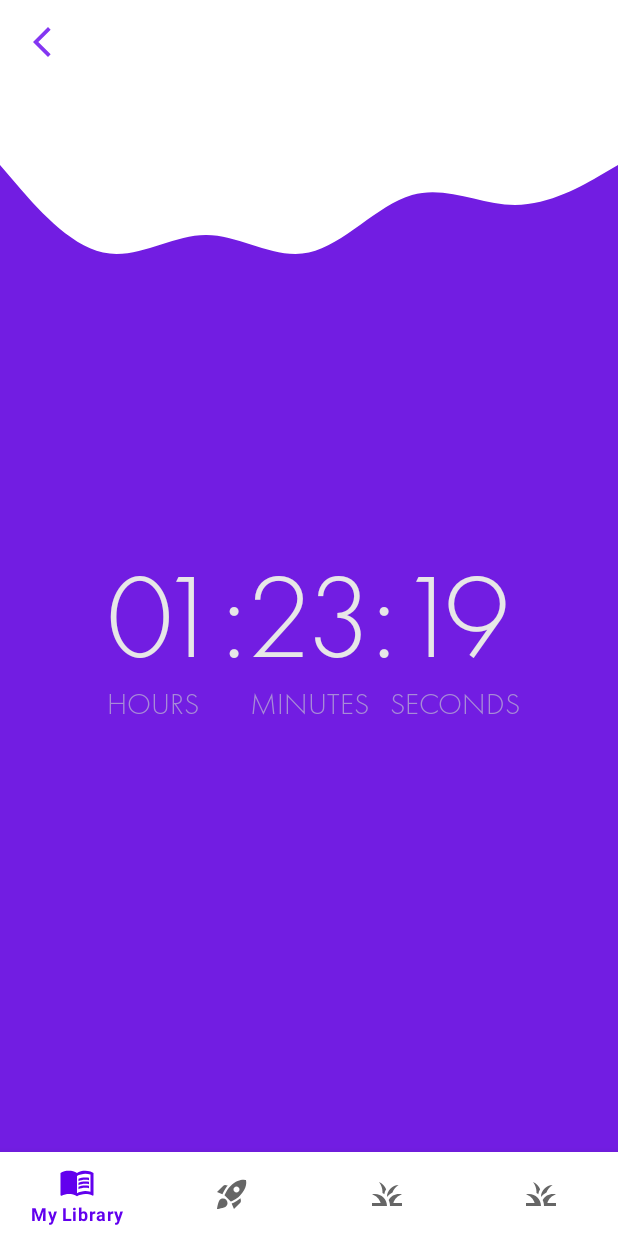
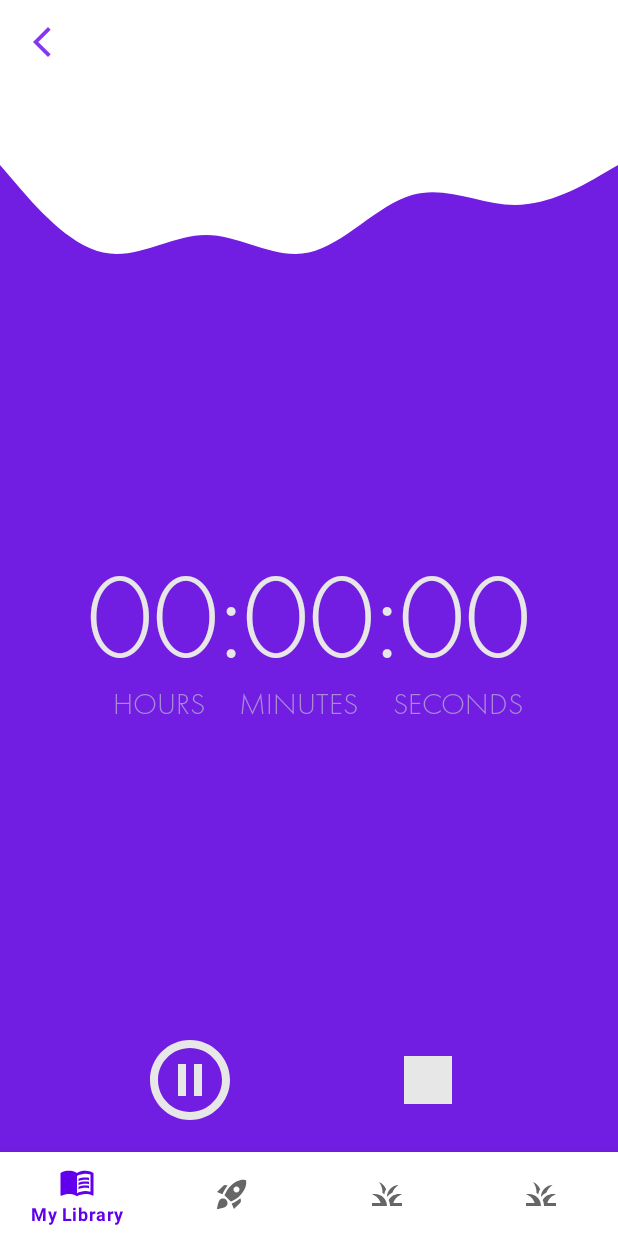
Before and after one commit to DGojka/ReadingStats, an Android app: the RealTimeSessionFragment screen opened through its navigation route, on a phone screen of 412 x 824 dp. Run offline under Robolectric (Android 15) with nearby library versions, the phone set to English and light mode, and no system bars; our stand-ins replace navigation-ui.

Commit message:
working real-time sessions

```diff
--- a/app/src/main/java/com/example/bookstats/features/realtimesessions/ui/RealTimeSessionFragment.kt
+++ b/app/src/main/java/com/example/bookstats/features/realtimesessions/ui/RealTimeSessionFragment.kt
@@ -1,15 +1,18 @@
 package com.example.bookstats.features.realtimesessions.ui
 
+import android.app.AlertDialog
 import android.os.Bundle
-import android.util.Log
 import android.view.LayoutInflater
 import android.view.View
 import android.view.ViewGroup
 import androidx.fragment.app.Fragment
 import androidx.lifecycle.ViewModelProvider
 import androidx.lifecycle.lifecycleScope
+import androidx.navigation.fragment.findNavController
+import com.example.bookstats.R
 import com.example.bookstats.app.ReadingStatsApp
 import com.example.bookstats.databinding.FragmentRealTimeSessionBinding
+import com.example.bookstats.databinding.PagesReadDialogBinding
 import com.example.bookstats.features.realtimesessions.viewmodel.RealTimeSessionsViewModel
 import com.example.bookstats.features.realtimesessions.viewmodel.RealTimeSessionsViewModelFactory
 import kotlinx.coroutines.launch
@@ -22,6 +25,7 @@ class RealTimeSessionFragment : Fragment() {
     @Inject
     lateinit var viewModelFactory: RealTimeSessionsViewModelFactory
     private lateinit var viewModel: RealTimeSessionsViewModel
+    private lateinit var pagesReadDialog: AlertDialog
 
     override fun onCreateView(
         inflater: LayoutInflater,
@@ -36,12 +40,64 @@ class RealTimeSessionFragment : Fragment() {
     override fun onViewCreated(view: View, savedInstanceState: Bundle?) {
         super.onViewCreated(view, savedInstanceState)
         viewModel = ViewModelProvider(this, viewModelFactory)[RealTimeSessionsViewModel::class.java]
-        viewModel.startSession(bookId = requireArguments().getString("id")!!.toLong())
+        viewModel.startSession()
+        initStopButton()
+        initPauseButton()
 
         viewLifecycleOwner.lifecycleScope.launch {
             viewModel.uiState.collect { state ->
-                Log.e("asd", state.currentMs.toString())
+                setTime(currentMs = state.currentMs)
             }
         }
     }
+
+    private fun setTime(currentMs: Float) {
+        with(binding) {
+            timer.text = getTimerText(currentMs)
+        }
+    }
+
+    private fun initStopButton() {
+        binding.stop.setOnClickListener {
+            viewModel.stopSession()
+            showPagesReadDialog()
+        }
+    }
+
+    private fun initPauseButton(){
+        binding.pause.setOnClickListener {
+            viewModel.pauseTimer()
+        }
+    }
+
+    private fun getTimerText(currentMs: Float): CharSequence {
+        val totalSeconds = (currentMs / 1000).toInt()
+        val hours = totalSeconds / 3600
+        val minutes = (totalSeconds % 3600) / 60
+        val seconds = totalSeconds % 60
+
+        return String.format("%02d:%02d:%02d", hours, minutes, seconds)
+    }
+
+    private fun showPagesReadDialog() {
+        val dialogBinding = PagesReadDialogBinding.inflate(layoutInflater)
+        val dialogBuilder = AlertDialog.Builder(layoutInflater.context)
+            .setView(dialogBinding.root)
+            .setTitle(R.string.pages_read_in_this_session)
+        with(dialogBinding) {
+            dialogBinding.save.setOnClickListener {
+                viewModel.saveSession(
+                    bookId = requireArguments().getString("id")!!.toLong(),
+                    pagesRead = pagesReadTextView.text.toString()
+                ) {
+                    findNavController().popBackStack()
+                }
+                pagesReadDialog.dismiss()
+            }
+        }
+
+        pagesReadDialog = dialogBuilder.create()
+        pagesReadDialog.show()
+    }
+
 }
--- /dev/null
+++ b/app/src/main/res/drawable/ic_pause_session.xml
@@ -0,0 +1,5 @@
+<vector android:height="64dp" android:tint="@color/whisper"
+    android:viewportHeight="24" android:viewportWidth="24"
+    android:width="64dp" xmlns:android="http://schemas.android.com/apk/res/android">
+    <path android:fillColor="@android:color/white" android:pathData="M9,16h2L11,8L9,8v8zM12,2C6.48,2 2,6.48 2,12s4.48,10 10,10 10,-4.48 10,-10S17.52,2 12,2zM12,20c-4.41,0 -8,-3.59 -8,-8s3.59,-8 8,-8 8,3.59 8,8 -3.59,8 -8,8zM13,16h2L15,8h-2v8z"/>
+</vector>
--- /dev/null
+++ b/app/src/main/res/drawable/ic_stop_session.xml
@@ -0,0 +1,5 @@
+<vector android:height="64dp" android:tint="@color/whisper"
+    android:viewportHeight="24" android:viewportWidth="24"
+    android:width="64dp" xmlns:android="http://schemas.android.com/apk/res/android">
+    <path android:fillColor="@android:color/white" android:pathData="M6,6h12v12H6z"/>
+</vector>
--- a/app/src/main/res/layout/fragment_real_time_session.xml
+++ b/app/src/main/res/layout/fragment_real_time_session.xml
@@ -13,7 +13,9 @@
         android:padding="16dp"
         android:src="@drawable/ic_back"
         app:layout_constraintLeft_toLeftOf="parent"
-        app:layout_constraintTop_toTopOf="parent" />
+        app:layout_constraintTop_toTopOf="parent"
+        android:contentDescription="@string/back_button"
+        />
 
     <View
         android:layout_width="match_parent"
@@ -37,7 +39,7 @@
             android:layout_height="wrap_content"
             android:layout_marginBottom="200dp"
             android:fontFamily="@font/futura_pt_light"
-            android:text="01:23:19"
+            tools:text="01:23:19"
             android:textColor="@color/whisper"
             android:textSize="80sp"
             app:layout_constraintBottom_toBottomOf="parent"
@@ -51,10 +53,11 @@
             android:layout_height="wrap_content"
             android:layout_marginEnd="200dp"
             android:fontFamily="@font/futura_pt_light"
-            android:text="HOURS"
+            android:text="@string/hours_capital"
             android:textColor="@color/purple"
             android:textSize="20sp"
-            app:layout_constraintLeft_toLeftOf="@id/timer"
+            app:layout_constraintLeft_toLeftOf="parent"
+            app:layout_constraintRight_toRightOf="parent"
             app:layout_constraintTop_toBottomOf="@id/timer" />
 
         <TextView
@@ -62,11 +65,11 @@
             android:layout_width="wrap_content"
             android:layout_height="wrap_content"
             android:fontFamily="@font/futura_pt_light"
-            android:text="MINUTES"
+            android:text="@string/minutes_capital"
             android:textColor="@color/purple"
             android:textSize="20sp"
-            app:layout_constraintLeft_toLeftOf="@id/timer"
-            app:layout_constraintRight_toRightOf="@id/timer"
+            app:layout_constraintLeft_toRightOf="@id/hours"
+            app:layout_constraintRight_toLeftOf="@id/seconds"
             app:layout_constraintTop_toBottomOf="@id/timer" />
 
         <TextView
@@ -74,13 +77,38 @@
             android:layout_width="wrap_content"
             android:layout_height="wrap_content"
             android:fontFamily="@font/futura_pt_light"
-            android:layout_marginStart="20dp"
-            android:text="SECONDS"
+            android:layout_marginEnd="40dp"
+            android:text="@string/seconds_capital"
             android:textColor="@color/purple"
             android:textSize="20sp"
             app:layout_constraintLeft_toRightOf="@id/minutes"
-            app:layout_constraintRight_toRightOf="@id/timer"
+            app:layout_constraintRight_toRightOf="parent"
             app:layout_constraintTop_toBottomOf="@id/timer" />
+
+        <ImageButton
+            android:id="@+id/pause"
+            android:layout_width="wrap_content"
+            android:layout_height="wrap_content"
+            android:layout_marginBottom="72dp"
+            app:layout_constraintLeft_toLeftOf="parent"
+            app:layout_constraintRight_toLeftOf="@id/stop"
+            app:layout_constraintBottom_toBottomOf="parent"
+            android:background="@color/dark_violet"
+            android:src="@drawable/ic_pause_session"
+            android:contentDescription="@string/pause_session"
+            />
+        <ImageButton
+            android:id="@+id/stop"
+            android:layout_width="wrap_content"
+            android:layout_height="wrap_content"
+            android:layout_marginBottom="72dp"
+            app:layout_constraintLeft_toRightOf="@id/pause"
+            app:layout_constraintRight_toRightOf="parent"
+            app:layout_constraintBottom_toBottomOf="parent"
+            android:background="@color/dark_violet"
+            android:src="@drawable/ic_stop_session"
+            android:contentDescription="@string/end_session"
+            />
 
     </androidx.constraintlayout.widget.ConstraintLayout>
 </androidx.constraintlayout.widget.ConstraintLayout>
--- a/app/src/main/res/navigation/navigation.xml
+++ b/app/src/main/res/navigation/navigation.xml
@@ -51,6 +51,10 @@
         android:id="@+id/sessionFragment"
         android:name="com.example.bookstats.features.realtimesessions.ui.RealTimeSessionFragment"
         tools:layout="@layout/fragment_real_time_session"
-        />
+        >
+        <action
+            android:id="@+id/action_to_bookDetailsFragment"
+            app:destination="@id/bookDetailsFragment" />
+    </fragment>
 
 </navigation>
--- a/app/src/main/res/values/strings.xml
+++ b/app/src/main/res/values/strings.xml
@@ -39,4 +39,15 @@
     <string name="read_time">Read time</string>
     <string name="pages_read">Pages read</string>
     <string name="book_percentage">%d%%</string>
+
+    //Real-time session
+    <string name="back_button">Back button</string>
+    <string name="hours_capital">HOURS</string>
+    <string name="minutes_capital">MINUTES</string>
+    <string name="seconds_capital">SECONDS</string>
+    <string name="pause_session">Pause session</string>
+    <string name="resume_session">Resume session</string>
+    <string name="end_session">End session</string>
+    <string name="save">Save</string>
+    <string name="pages_read_in_this_session">Pages read in this session</string>
 </resources>
```
Also changed, not shown: app/src/main/java/com/example/bookstats/features/realtimesessions/viewmodel/RealTimeSessionsViewModel.kt (+32 -6 lines), app/src/main/res/layout/pages_read_dialog.xml (added, +30 -0 lines).
